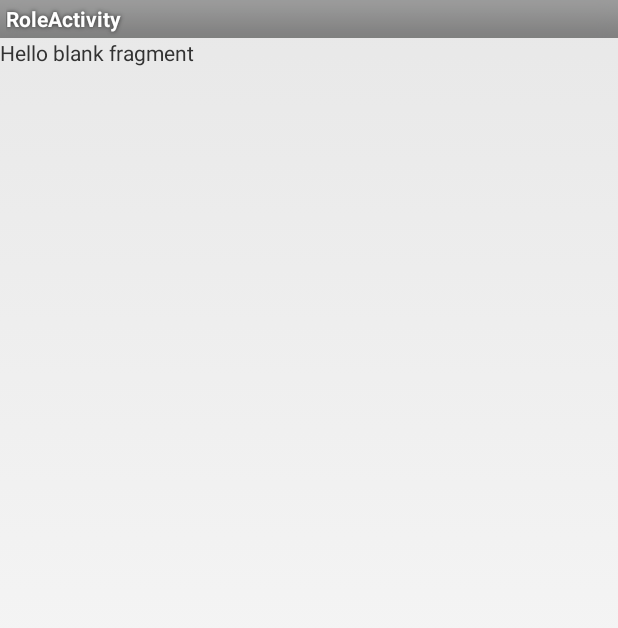
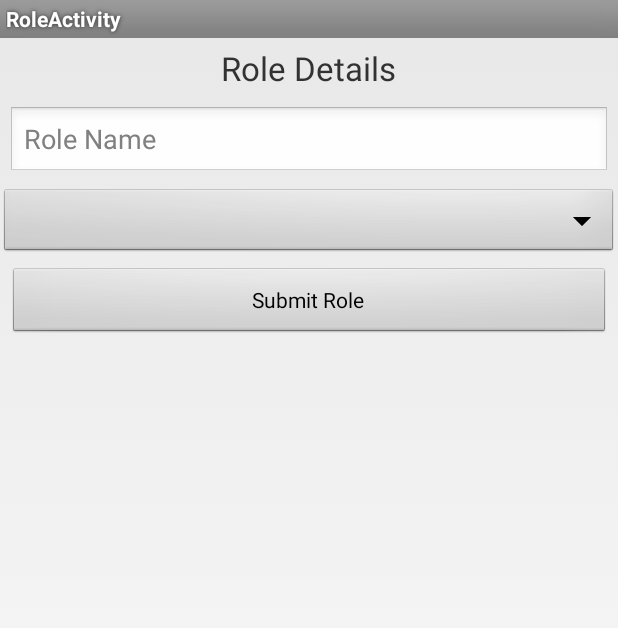
Before and after one commit to chandraponugoti/AGTR, an Android app: the RoleFragment screen opened directly, with no data from a screen before it, on a phone screen of 412 x 824 dp. Shown: the top 628 px of the screen. Run offline under Robolectric (Android 15) with nearby library versions, the phone set to English and light mode, and no system bars.

Commit message:
dashboard commit

```diff
--- a/app/src/main/res/layout/fragment_role.xml
+++ b/app/src/main/res/layout/fragment_role.xml
@@ -1,13 +1,43 @@
-<FrameLayout xmlns:android="http://schemas.android.com/apk/res/android"
+<?xml version="1.0" encoding="utf-8"?>
+<ScrollView
+    xmlns:android="http://schemas.android.com/apk/res/android"
     xmlns:tools="http://schemas.android.com/tools"
-    android:layout_width="match_parent"
-    android:layout_height="match_parent"
-    tools:context="app.niit.hackaton.agrt.ui.RoleFragment">
-
-    <!-- TODO: Update blank fragment layout -->
-    <TextView
-        android:layout_width="match_parent"
-        android:layout_height="match_parent"
-        android:text="@string/hello_blank_fragment" />
-
-</FrameLayout>
+    android:id="@+id/Scroll_View_Role"
+    android:layout_width="fill_parent"
+    android:layout_height="wrap_content"
+    android:scrollbars="vertical">
+    <LinearLayout
+        android:layout_width="fill_parent"
+        android:orientation="vertical"
+        android:layout_height="fill_parent">
+        <TextView
+            android:id="@+id/Create_Role"
+            android:layout_margin="5dp"
+            android:layout_width="wrap_content"
+            android:layout_height="wrap_content"
+            android:text="@string/role_details"
+            android:textSize="10pt"
+            android:layout_gravity="center">
+        </TextView>
+        <EditText
+            android:id="@+id/Role_Name"
+            android:layout_margin="5dp"
+            android:layout_height="wrap_content"
+            android:hint="@string/role_name"
+            android:inputType="textPersonName"
+            android:layout_width="fill_parent">
+        </EditText>
+        <Spinner
+            android:id="@+id/Organisation"
+            android:layout_height="wrap_content"
+            android:prompt="@string/select_organisation"
+            android:layout_width="fill_parent">
+        </Spinner>
+        <Button
+            android:text="@string/submit_role"
+            android:layout_margin="5dp"
+            android:layout_width="fill_parent"
+            android:layout_height="wrap_content"
+            android:id="@+id/submit_role"/>
+    </LinearLayout>
+</ScrollView>
--- a/app/src/main/res/values/strings.xml
+++ b/app/src/main/res/values/strings.xml
@@ -18,6 +18,7 @@
     <string name="title_activity_create_profile">CreateProfileActivity</string>
     <string name="action_settings">Settings</string>
     <string name="asset_details">Asset Details</string>
+    <string name="role_details">Role Details</string>
     <string name="asset_name">Asset Name</string>
     <string name="asset_description">Asset Description</string>
     <string name="scan_code">Scan Code</string>
@@ -46,4 +47,6 @@
     <string name="select_role">Select Role</string>
     <string name="submit_profile">Submit Profile</string>
     <string name="title_activity_role">RoleActivity</string>
+    <string name="role_name">Role Name</string>
+    <string name="submit_role">Submit Role</string>
 </resources>
```
